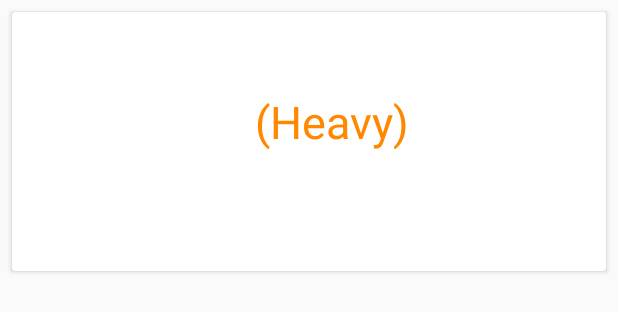
After one commit to TimothyGeorgeson/Week2Daily4, an Android app: the layout item_row_heavy.xml on its own in the app's theme, with its tools: preview values and no code run, on a phone screen of 412 x 824 dp. The commit adds this screen. Shown: the top 312 px of the screen. Run offline under Robolectric (Android 15) with nearby library versions, the phone set to English and light mode, and no system bars.

Commit message:
Fixing error after removing a textview

```diff
--- a/app/src/main/java/com/example/consultants/week2daily4/MainActivity.java
+++ b/app/src/main/java/com/example/consultants/week2daily4/MainActivity.java
@@ -21,7 +21,6 @@ public class MainActivity extends AppCompatActivity {
 
         prefs = getSharedPreferences("zooAppPrefs", MODE_PRIVATE);
 
-        tvResult = findViewById(R.id.tvResult);
     }
 
     @Override
--- /dev/null
+++ b/app/src/main/res/layout/item_row_heavy.xml
@@ -0,0 +1,64 @@
+<?xml version="1.0" encoding="utf-8"?>
+<android.support.v7.widget.CardView xmlns:android="http://schemas.android.com/apk/res/android"
+    cardCornerRadius="6dp"
+    cardElevation="6dp"
+    android:layout_width="match_parent"
+    android:layout_height="wrap_content"
+    android:layout_margin="8dp">
+
+    <RelativeLayout
+        android:layout_width="match_parent"
+        android:layout_height="wrap_content"
+        android:padding="8dp">
+
+        <ImageView
+            android:id="@+id/ivImage"
+            android:layout_width="150dp"
+            android:layout_height="150dp" />
+
+        <TextView
+            android:id="@+id/tvName"
+            android:textColor="@android:color/holo_orange_dark"
+            android:layout_toRightOf="@id/ivImage"
+            android:layout_width="wrap_content"
+            android:layout_height="wrap_content"
+            android:padding="1dp"
+            android:textSize="30sp" />
+
+        <TextView
+            android:id="@+id/tvWeight"
+            android:textColor="@android:color/holo_orange_dark"
+            android:textSize="30sp"
+            android:layout_toRightOf="@id/ivImage"
+            android:layout_below="@id/tvName"
+            android:layout_width="wrap_content"
+            android:layout_height="wrap_content"
+            android:padding="1dp" />
+
+        <TextView
+            android:text="(Heavy)"
+            android:textColor="@android:color/holo_orange_dark"
+            android:textSize="30sp"
+            android:layout_below="@id/tvName"
+            android:layout_toRightOf="@id/tvWeight"
+            android:layout_width="wrap_content"
+            android:layout_height="wrap_content"
+            android:padding="1dp"/>
+
+        <ImageView
+            android:id="@+id/ivFiller"
+            android:layout_toRightOf="@id/ivImage"
+            android:layout_below="@id/tvWeight"
+            android:layout_width="55dp"
+            android:layout_height="55dp" />
+
+        <ImageView
+            android:id="@+id/ivSound"
+            android:layout_toRightOf="@id/ivFiller"
+            android:layout_below="@id/tvWeight"
+            android:layout_width="70dp"
+            android:layout_height="70dp" />
+
+    </RelativeLayout>
+
+</android.support.v7.widget.CardView>
```
